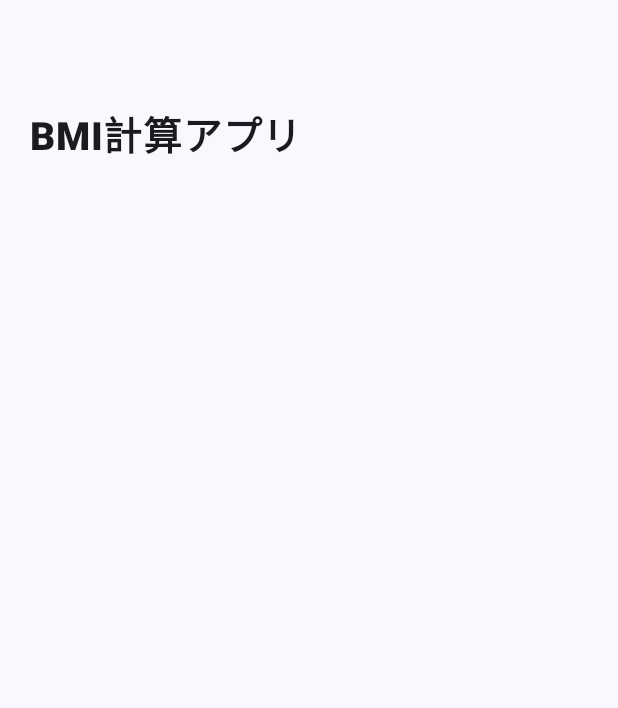
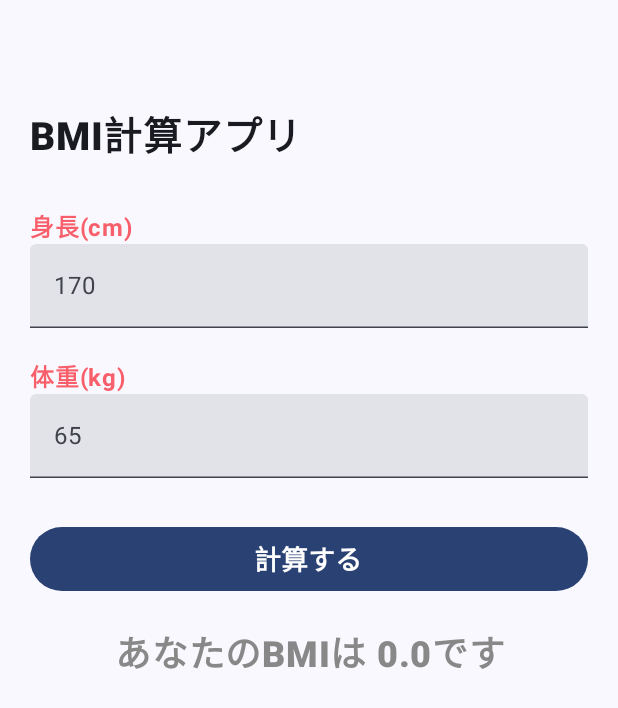
Before and after one commit to railgun-0402/Jetpack-Kotlin-Bmi, an Android app built with Jetpack Compose: the screen it shows after launch (MainActivity), on a phone screen of 412 x 824 dp. Shown: the top 708 px of the screen. Run offline under Robolectric (Android 15) with nearby library versions, the phone set to English and light mode, and no system bars.

Commit message:
cal-create

```diff
--- a/app/src/main/java/com/example/jetbmicalculator/MainActivity.kt
+++ b/app/src/main/java/com/example/jetbmicalculator/MainActivity.kt
@@ -1,27 +1,42 @@
 package com.example.jetbmicalculator
 
 import android.os.Bundle
+import android.util.Log
 import androidx.activity.ComponentActivity
 import androidx.activity.compose.setContent
 import androidx.activity.enableEdgeToEdge
+import androidx.activity.viewModels
 import androidx.compose.foundation.layout.Column
-import androidx.compose.foundation.layout.fillMaxSize
+import androidx.compose.foundation.layout.Spacer
 import androidx.compose.foundation.layout.fillMaxWidth
+import androidx.compose.foundation.layout.height
 import androidx.compose.foundation.layout.padding
+import androidx.compose.foundation.text.KeyboardOptions
+import androidx.compose.material3.Button
+import androidx.compose.material3.ButtonDefaults
+import androidx.compose.material3.ExperimentalMaterial3Api
 import androidx.compose.material3.Scaffold
 import androidx.compose.material3.Text
+import androidx.compose.material3.TextField
+import androidx.compose.material3.TextFieldDefaults
 import androidx.compose.runtime.Composable
-import androidx.compose.ui.Alignment
 import androidx.compose.ui.Modifier
+import androidx.compose.ui.graphics.Color
 import androidx.compose.ui.text.font.FontWeight
-import androidx.compose.ui.tooling.preview.Preview
+import androidx.compose.ui.text.input.KeyboardType
+import androidx.compose.ui.text.style.TextAlign
 import androidx.compose.ui.unit.dp
 import androidx.compose.ui.unit.sp
 import com.example.jetbmicalculator.ui.theme.JetBMICalculatorTheme
 
 class MainActivity : ComponentActivity() {
+    private val viewModel by viewModels<MainViewModel>()
+
+    @OptIn(ExperimentalMaterial3Api::class)
     override fun onCreate(savedInstanceState: Bundle?) {
         super.onCreate(savedInstanceState)
+
+
         enableEdgeToEdge()
         setContent {
             JetBMICalculatorTheme {
@@ -36,9 +51,80 @@ class MainActivity : ComponentActivity() {
                             fontSize = 26.sp,
                             fontWeight = FontWeight.ExtraBold,
                             modifier = Modifier.padding(top = 70.dp))
+                        Spacer(modifier = Modifier.height(30.dp))
+
+                        // 身長
+                        PinkLabeledTextField(
+                            value = viewModel.height,
+                            onValueChange = { viewModel.height = it }, // itはユーザが打ち込んだ値
+                            label = "身長(cm)",
+                            placeholder = "170",
+                        )
+                        Spacer(modifier = Modifier.height(20.dp))
+
+                        // 体重
+                        PinkLabeledTextField(
+                            // valueの値を監視
+                            value = viewModel.weight,
+                            // valueの値が変わると、再描画
+                            onValueChange = { viewModel.weight = it },
+                            label = "体重(kg)",
+                            placeholder = "65",
+                        )
+
+                        Spacer(modifier = Modifier.height(30.dp))
+
+                        // 計算するボタン
+                        Button(
+                            onClick = { viewModel.calculateBMI() },
+                            modifier = Modifier.fillMaxWidth(),
+                            colors = ButtonDefaults.buttonColors(
+                                contentColor = Color(0xFFF85F6A))
+                        ) {
+                            Text(
+                                text = "計算する",
+                                color = Color.White,
+                                fontSize = 18.sp,
+                                fontWeight = FontWeight.Bold
+                                )
+                        }
+                        Spacer(modifier = Modifier.height(20.dp))
+
+                        // 結果表示テキスト
+                        Text(
+                            text = "あなたのBMIは ${viewModel.bmi}です",
+                            modifier = Modifier.fillMaxWidth(),
+                            textAlign = TextAlign.Center,
+                            color = Color.Gray,
+                            fontSize = 24.sp,
+                            fontWeight = FontWeight.ExtraBold,
+                        )
                     }
                 }
             }
         }
     }
 }
+
+@Composable
+fun PinkLabeledTextField(
+    value: String,
+    onValueChange: (String) -> Unit,
+    label: String,
+    placeholder: String,
+) {
+    Column {
+        Text(text = label,
+            color = Color(0xFFF85F6A),
+            fontWeight = FontWeight.Bold
+        )
+        TextField(
+            modifier = Modifier.fillMaxWidth(),
+            value = value,
+            onValueChange = onValueChange, // ユーザがテキストに打ち込んだ時の処理
+            placeholder = { Text(text = placeholder) },
+            keyboardOptions = KeyboardOptions(keyboardType = KeyboardType.Number), // 数字のみ入力
+            singleLine = true, // 1行のみ入力
+        )
+    }
+}
--- /dev/null
+++ b/app/src/main/java/com/example/jetbmicalculator/MainViewModel.kt
@@ -0,0 +1,31 @@
+package com.example.jetbmicalculator
+
+import android.util.Log
+import androidx.compose.runtime.getValue
+import androidx.compose.runtime.mutableFloatStateOf
+import androidx.compose.runtime.mutableStateOf
+import androidx.compose.runtime.setValue
+import androidx.lifecycle.ViewModel
+import kotlin.math.pow
+import kotlin.math.roundToInt
+
+class MainViewModel: ViewModel() {
+    // heightの変数をJetpackComposeにて監視し、変更があれば修正
+    var height by mutableStateOf("")
+    var weight by mutableStateOf("")
+    var bmi by mutableFloatStateOf(0f)
+
+    fun calculateBMI() {
+        // divは100で割る
+        val heightNumber = height.toFloatOrNull()?.div(100) ?: 0f
+        val weightNumber = weight.toFloatOrNull() ?: 0f
+
+        bmi = if (weightNumber > 0f && heightNumber > 0f) {
+            (weightNumber / heightNumber.pow(2)* 10) .roundToInt() / 10f
+        } else 0f
+
+        Log.d("weight", weight)
+        Log.d("height", height)
+        Log.d("bmi", bmi.toString())
+    }
+}
```
